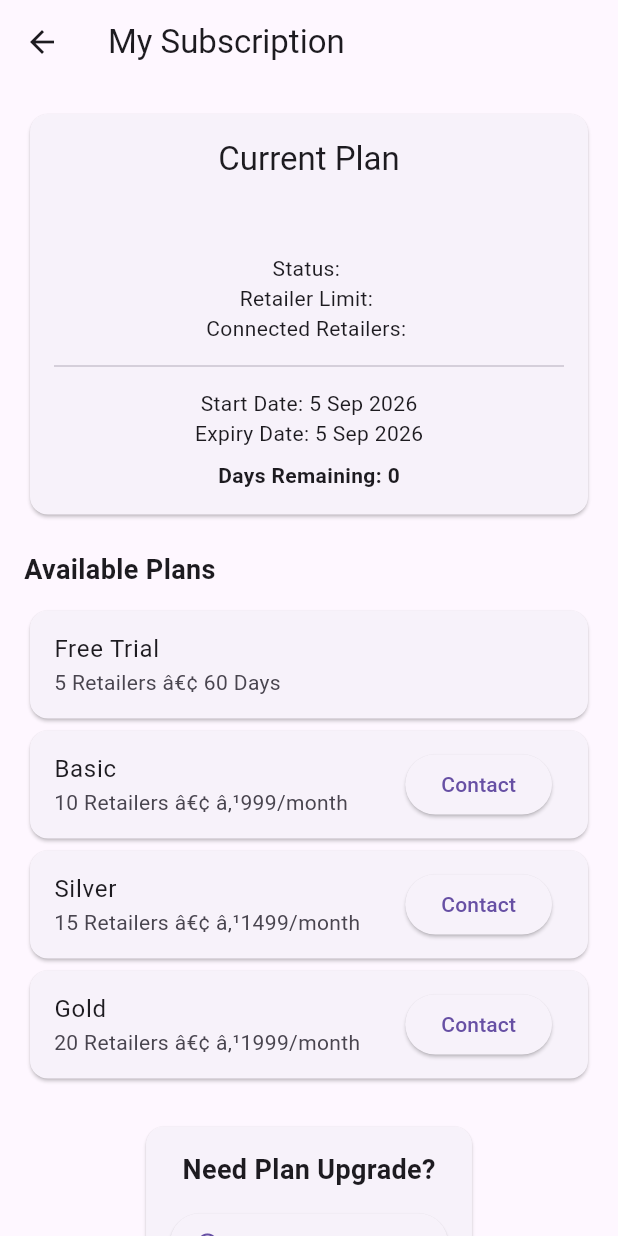
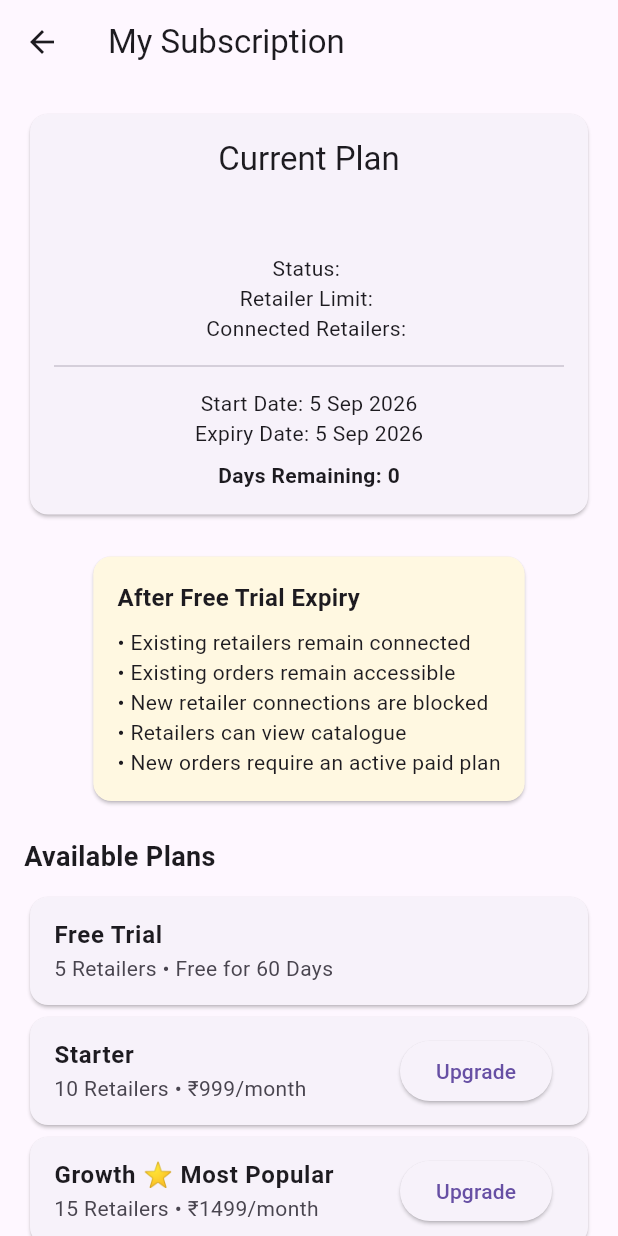
Before and after one commit to shripati7/Repository-name-supplier_catalogue, a Flutter app: the SubscriptionScreen screen opened directly, on a phone screen of 412 x 824 dp. Run offline on Flutter 3.47's test engine with Material 3 defaults, Android fonts, the phone set to English and light mode, and no system bars; our stand-ins replace cloud_firestore, firebase_auth, firebase_core, firebase_storage, flutter_image_compress, image_picker; accounts and stored records are empty.

Commit message:
Make subscription plan titles bold

```diff
--- a/lib/screens/subscription_screen.dart
+++ b/lib/screens/subscription_screen.dart
@@ -54,11 +54,11 @@ class SubscriptionScreen extends StatelessWidget {
   }) {
     return Card(
       child: ListTile(
-        title: Text(title),
+        title: Text(title, style: const TextStyle(fontWeight: FontWeight.bold)),
         subtitle: Text(details),
         trailing: ElevatedButton(
           onPressed: onTap,
-          child: const Text('Contact'),
+          child: const Text('Upgrade'),
         ),
       ),
     );
@@ -105,9 +105,7 @@ class SubscriptionScreen extends StatelessWidget {
                           'Current Plan',
                           style: Theme.of(context).textTheme.titleLarge,
                         ),
-
                         const SizedBox(height: 12),
-
                         Text(
                           data['planName'] ?? '',
                           style: const TextStyle(
@@ -115,29 +113,47 @@ class SubscriptionScreen extends StatelessWidget {
                             fontWeight: FontWeight.bold,
                           ),
                         ),
-
                         const SizedBox(height: 8),
-
                         Text('Status: ${data['status']}'),
-
                         Text('Retailer Limit: ${data['retailerLimit']}'),
-
                         Text(
                           'Connected Retailers: ${data['connectedRetailers']}',
                         ),
-
                         const Divider(height: 30),
-
                         Text('Start Date: ${formatDate(startDate)}'),
-
                         Text('Expiry Date: ${formatDate(endDate)}'),
-
                         const SizedBox(height: 8),
-
                         Text(
                           'Days Remaining: $daysRemaining',
                           style: const TextStyle(fontWeight: FontWeight.bold),
                         ),
+                      ],
+                    ),
+                  ),
+                ),
+
+                const SizedBox(height: 20),
+
+                Card(
+                  color: Colors.amber.shade50,
+                  child: const Padding(
+                    padding: EdgeInsets.all(16),
+                    child: Column(
+                      crossAxisAlignment: CrossAxisAlignment.start,
+                      children: [
+                        Text(
+                          'After Free Trial Expiry',
+                          style: TextStyle(
+                            fontWeight: FontWeight.bold,
+                            fontSize: 16,
+                          ),
+                        ),
+                        SizedBox(height: 8),
+                        Text('• Existing retailers remain connected'),
+                        Text('• Existing orders remain accessible'),
+                        Text('• New retailer connections are blocked'),
+                        Text('• Retailers can view catalogue'),
+                        Text('• New orders require an active paid plan'),
                       ],
                     ),
                   ),
@@ -157,26 +173,29 @@ class SubscriptionScreen extends StatelessWidget {
 
                 const Card(
                   child: ListTile(
-                    title: Text('Free Trial'),
-                    subtitle: Text('5 Retailers â€¢ 60 Days'),
+                    title: Text(
+                      'Free Trial',
+                      style: TextStyle(fontWeight: FontWeight.bold),
+                    ),
+                    subtitle: Text('5 Retailers • Free for 60 Days'),
                   ),
                 ),
 
                 planCard(
-                  title: 'Basic',
-                  details: '10 Retailers â€¢ â‚¹999/month',
+                  title: 'Starter',
+                  details: '10 Retailers • ₹999/month',
                   onTap: openWhatsApp,
                 ),
 
                 planCard(
-                  title: 'Silver',
-                  details: '15 Retailers â€¢ â‚¹1499/month',
+                  title: 'Growth ⭐ Most Popular',
+                  details: '15 Retailers • ₹1499/month',
                   onTap: openWhatsApp,
                 ),
 
                 planCard(
-                  title: 'Gold',
-                  details: '20 Retailers â€¢ â‚¹1999/month',
+                  title: 'Business',
+                  details: '20 Retailers • ₹1999/month',
                   onTap: openWhatsApp,
                 ),
 
@@ -200,7 +219,7 @@ class SubscriptionScreen extends StatelessWidget {
                         ElevatedButton.icon(
                           onPressed: openWhatsApp,
                           icon: const Icon(Icons.support_agent),
-                          label: const Text('WhatsApp Support'),
+                          label: const Text('Upgrade via WhatsApp'),
                         ),
 
                         const SizedBox(height: 10),
```
